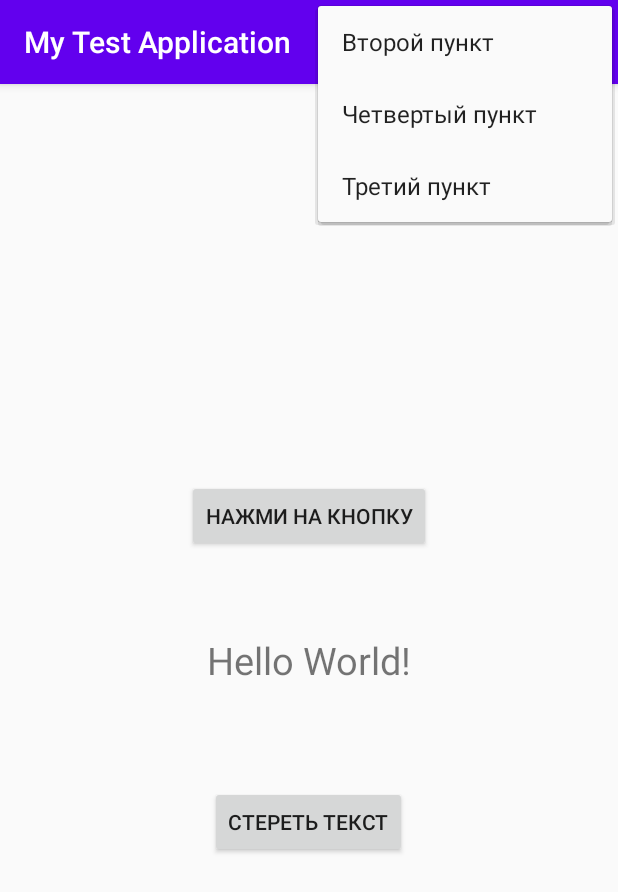
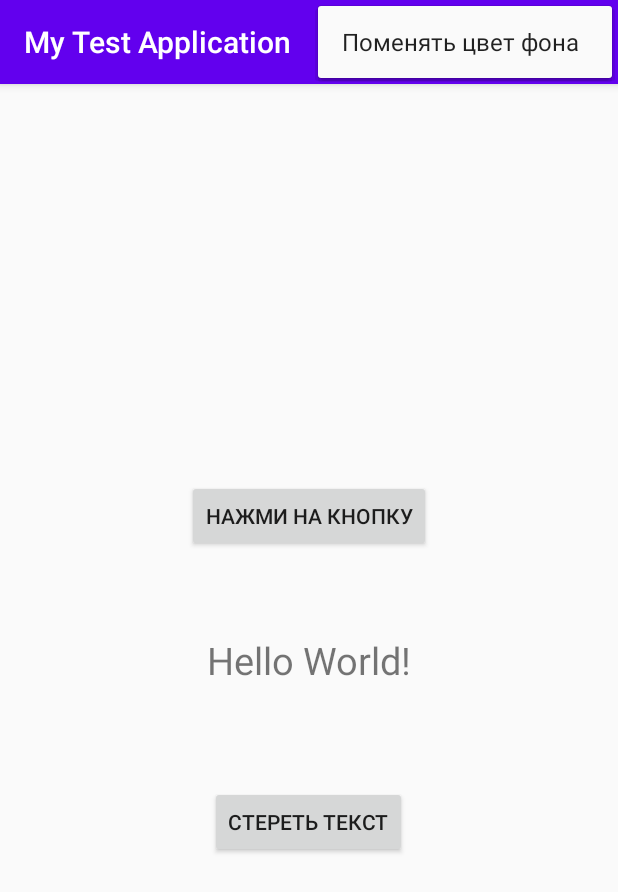
Before and after one commit to PotapovDmitriy/MyTestAndroidApplication, an Android app: the screen it shows after launch (MainActivity), with the options menu open, on a phone screen of 412 x 824 dp. Shown: the top 892 px of the screen. Run offline under Robolectric (Android 15) with nearby library versions, the phone set to English and light mode, and no system bars; 1 statement that could not run was skipped.

Commit message:
Попытка сделать диалог с возможностью менять цвет фона

```diff
--- a/app/src/main/res/layout/activity_main.xml
+++ b/app/src/main/res/layout/activity_main.xml
@@ -5,6 +5,15 @@
     android:layout_width="match_parent"
     android:layout_height="match_parent"
     tools:context=".MainActivity">
+
+    <LinearLayout
+        android:id="@+id/container"
+        android:layout_width="match_parent"
+        android:layout_height="match_parent"
+        android:orientation="horizontal">
+<!--        android:background="@color/blue">-->
+
+    </LinearLayout>
 
     <TextView
         android:id="@+id/hello"
@@ -27,8 +36,7 @@
         app:layout_constraintLeft_toLeftOf="parent"
         app:layout_constraintRight_toRightOf="parent"
         app:layout_constraintTop_toTopOf="parent"
-        app:layout_constraintVertical_bias="0.367"
-        />
+        app:layout_constraintVertical_bias="0.367" />
 
     <Button
         android:id="@+id/deleteButton"
--- a/app/src/main/res/menu/menu.xml
+++ b/app/src/main/res/menu/menu.xml
@@ -10,7 +10,7 @@
 
     <item
         android:id="@+id/line2"
-        android:title="Второй пункт"
+        android:title="Поменять цвет фона"
         app:showAsAction="collapseActionView">
     </item>
 
@@ -20,14 +20,5 @@
         app:showAsAction="ifRoom"
         android:icon="@drawable/input">
     </item>
-    <item
-        android:id="@+id/line4"
-        android:title="Четвертый пункт"
-        app:showAsAction="never">
-    </item>
-    <item
-        android:id="@+id/line5"
-        android:title="Третий пункт"
-        app:showAsAction="withText">
-    </item>
+
 </menu>
--- a/app/src/main/res/values/colors.xml
+++ b/app/src/main/res/values/colors.xml
@@ -3,4 +3,8 @@
     <color name="colorPrimary">#6200EE</color>
     <color name="colorPrimaryDark">#3700B3</color>
     <color name="colorAccent">#03DAC5</color>
+    <color name="white">#FFFFFF</color>
+    <color name="blue">#626AF4</color>
+    <color name="green">#5FFD30</color>
+
 </resources>
--- a/app/src/main/res/values/strings.xml
+++ b/app/src/main/res/values/strings.xml
@@ -5,4 +5,8 @@
     <string name="cancel">Cancel</string>
     <string name="fire">OK</string>
     <string name="dialog_fire_missiles">Just click </string>
+    <string name="dialog_title">Pick color for background </string>
+    <string name="white">White </string>
+    <string name="green">Green </string>
+    <string name="blue">Blue </string>
 </resources>
```
Also changed, not shown: app/src/main/java/com/example/mytestandroidapplication/ChangeBackgroundColorDialog.java (added, +96 -0 lines), app/src/main/java/com/example/mytestandroidapplication/Dialog.java (deleted, +0 -29 lines), app/src/main/java/com/example/mytestandroidapplication/MainActivity.java (+29 -5 lines), app/src/main/res/layout/change_background_color_dialog.xml (added, +47 -0 lines).
